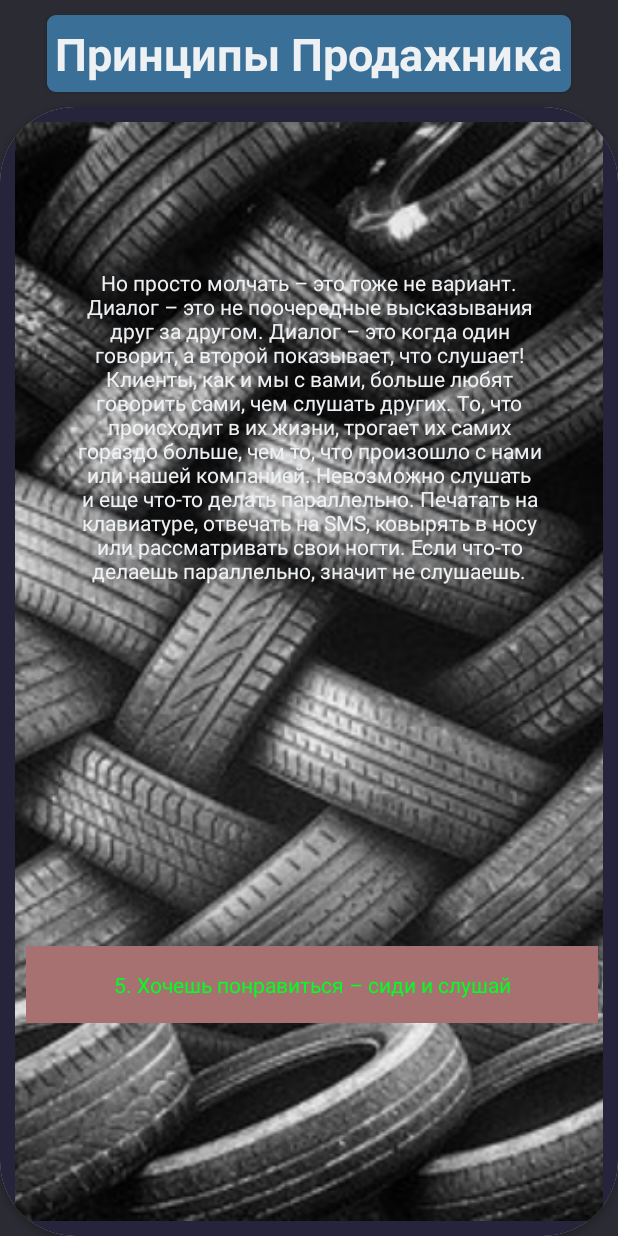
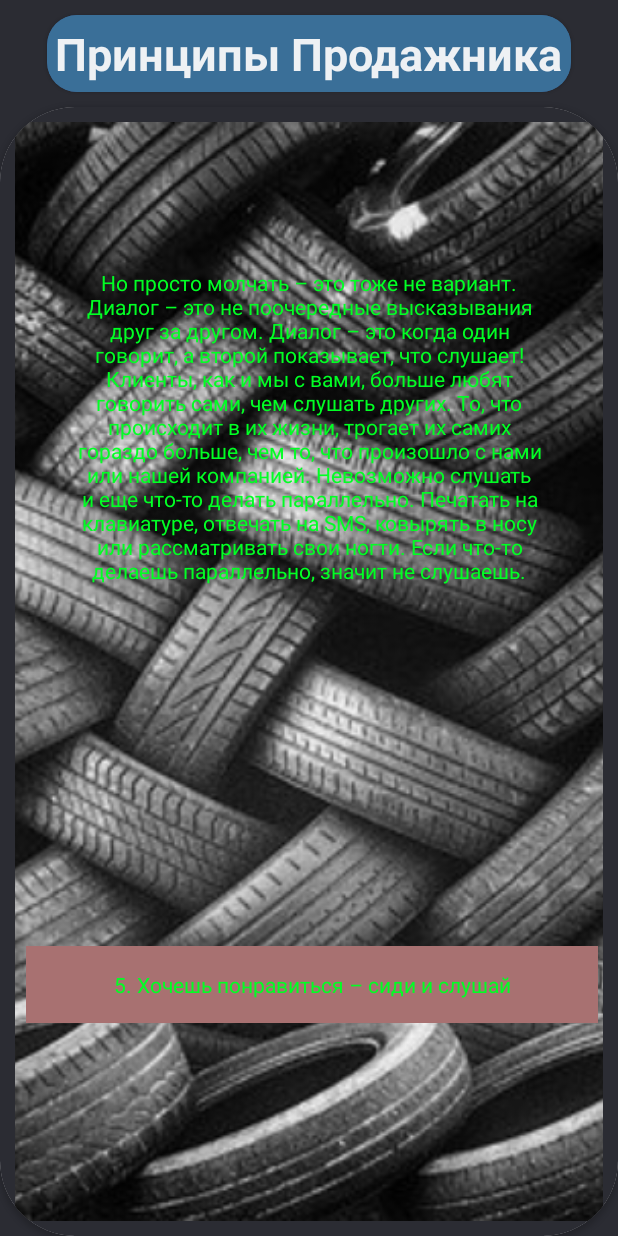
Before and after one commit to poohxx/Kotlin_EarnApp, an Android app: the screen it shows after launch (MainActivity), after a tap on "Принципы Продажника", on a phone screen of 412 x 824 dp. Run offline under Robolectric (Android 15) with nearby library versions, the phone set to English and light mode, and no system bars; our stand-ins replace AdMob; pictures from the network do not load; 3 statements that could not run were skipped.

Commit message:
fix content

```diff
--- a/app/src/main/res/layout/activity_main.xml
+++ b/app/src/main/res/layout/activity_main.xml
@@ -45,7 +45,7 @@
         <androidx.constraintlayout.widget.ConstraintLayout
             android:layout_width="match_parent"
             android:layout_height="match_parent"
-            android:background="@color/green_top_message_picker">
+            android:background="@color/dark_deep_green_picker">
 
             <ImageView
                 android:id="@+id/imBg"
@@ -67,7 +67,7 @@
                 android:background="@null"
                 android:gravity="center"
                 android:padding="40dp"
-                android:textColor="@color/white_text_picker"
+                android:textColor="@color/green_picker"
                 android:textSize="14sp"
                 app:autoSizeTextType="uniform"
                 app:layout_constraintBottom_toTopOf="@+id/guideline4"
--- a/app/src/main/res/layout/category_item.xml
+++ b/app/src/main/res/layout/category_item.xml
@@ -9,7 +9,7 @@
         android:layout_width="wrap_content"
         android:layout_height="wrap_content"
         android:layout_margin="10dp"
-        app:cardCornerRadius="6dp"
+        app:cardCornerRadius="20dp"
         app:layout_constraintBottom_toBottomOf="parent"
         app:layout_constraintEnd_toEndOf="parent"
         app:layout_constraintStart_toStartOf="parent"
```
Also changed, not shown: app/src/main/res/drawable/back_2.jpg, app/src/main/res/drawable/back_3.jpg, app/src/main/res/drawable/back_7.jpg, app/src/main/res/drawable/back_8.jpg.
